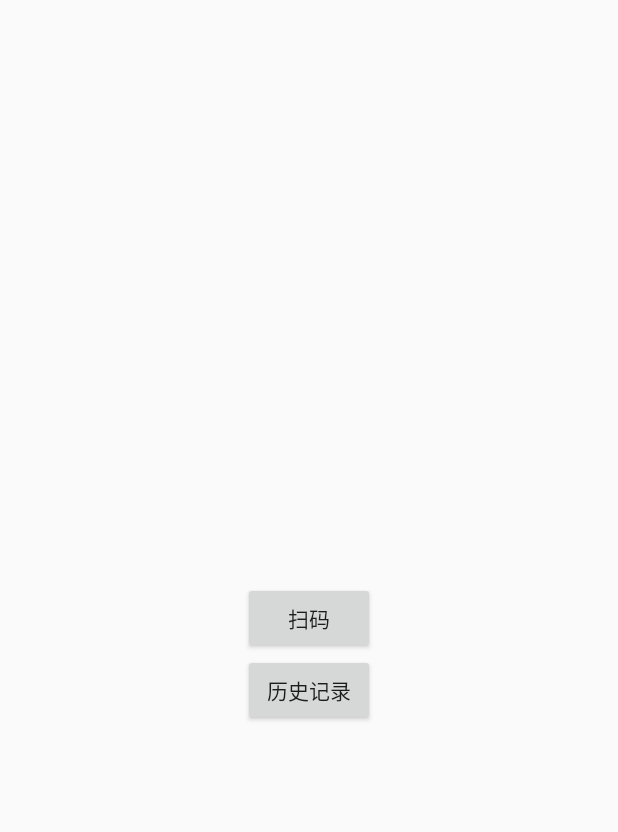
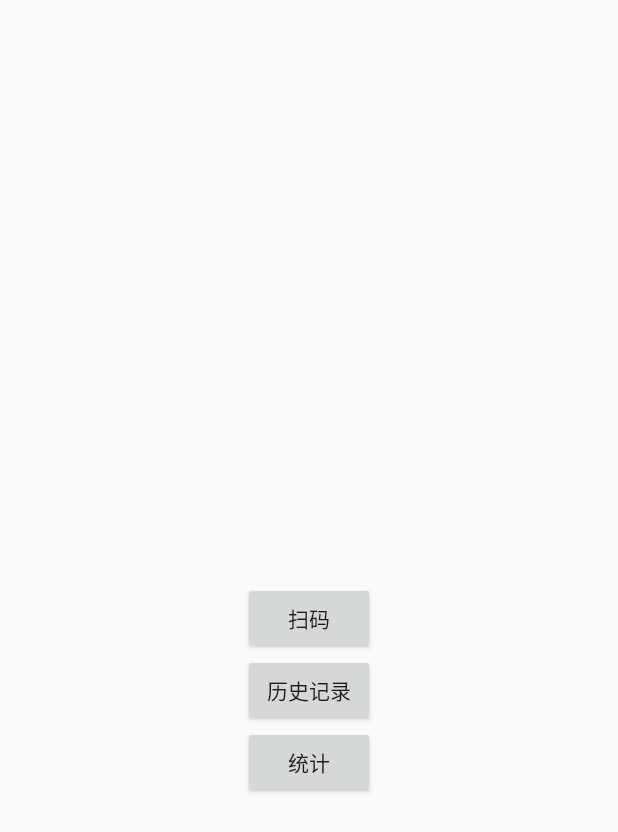
Before and after one commit to Deemonser/SupermarketAssistant, an Android app: the screen it shows after launch (MainActivity), on a phone screen of 412 x 824 dp. Shown: the top 832 px of the screen. Run offline under Robolectric (Android 15) with nearby library versions, the phone set to English and light mode, and no system bars; libraries missing offline, so code that uses them is left out: com.alibaba.android, com.blankj.utilcode, com.orhanobut.logger, com.vondear.rxtool, net.danlew.android; 5 statements that could not run were skipped.

Commit message:
初步完成

```diff
--- a/app/src/main/res/layout/activity_main.xml
+++ b/app/src/main/res/layout/activity_main.xml
@@ -31,4 +31,15 @@
             android:layout_height="wrap_content"/>
 
 
+    <Button
+            android:id="@+id/main_count"
+            android:text="统计"
+            android:onClick="count"
+            app:layout_constraintLeft_toLeftOf="parent"
+            app:layout_constraintRight_toRightOf="parent"
+            app:layout_constraintTop_toBottomOf="@id/main_history"
+            android:layout_width="wrap_content"
+            android:layout_height="wrap_content"/>
+
+
 </android.support.constraint.ConstraintLayout>
--- a/app/src/main/res/layout/activity_scan_code.xml
+++ b/app/src/main/res/layout/activity_scan_code.xml
@@ -3,6 +3,7 @@
     <android.support.constraint.ConstraintLayout
             xmlns:android="http://schemas.android.com/apk/res/android"
             android:layout_width="match_parent"
+            android:keepScreenOn="true"
             android:layout_height="match_parent">
 
 
@@ -31,8 +32,8 @@
 
         <RelativeLayout
                 android:id="@+id/capture_crop_layout"
-                android:layout_width="280dp"
-                android:layout_height="280dp"
+                android:layout_width="240dp"
+                android:layout_height="240dp"
                 app:layout_constraintLeft_toLeftOf="parent"
                 app:layout_constraintRight_toRightOf="parent"
                 app:layout_constraintTop_toBottomOf="@id/scan_back"
--- a/build.gradle
+++ b/build.gradle
@@ -6,6 +6,8 @@ buildscript {
     ext.gradle_version = '3.3.0'
     repositories {
         google()
+        mavenCentral()
+        maven { url 'https://maven.google.com' }
         jcenter()
     }
     dependencies {
@@ -22,6 +24,8 @@ buildscript {
 allprojects {
     repositories {
         google()
+        mavenCentral()
+        maven { url 'https://maven.google.com' }
         jcenter()
         maven { url "https://jitpack.io" }
         maven { url "http://objectbox.net/beta-repo/" }//objectbox数据库
```
Also changed, not shown: app/src/main/AndroidManifest.xml (+6 -5 lines), app/src/main/java/com/deemons/supermarketassistant/mvp/activity/MainActivity.kt (+6 -2 lines), app/src/main/java/com/deemons/supermarketassistant/mvp/activity/ScanCodeActivity.kt (+5 -6 lines), app/src/main/java/com/deemons/supermarketassistant/mvp/activity/ScanCodeHistoryActivity.kt (+8 -3 lines), app/src/main/res/layout/activity_scan_code_history.xml (+26 -5 lines), app/src/main/res/mipmap-xxhdpi/icon_app.png (added), app/src/main/res/mipmap-xxhdpi/icon_back.png (added), app/src/main/res/mipmap-xxhdpi/icon_copy.png (added), app/src/main/res/mipmap-xxhdpi/icon_delete.png (added), 2 other files.
